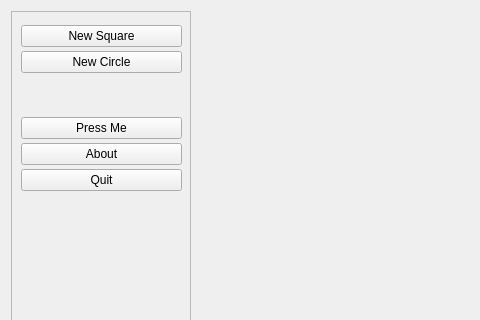
Above: MainWindow.ui from Fuuzetsu/cwk1-cm20219-2013 before the change; both pictures show x 0 to 480 and y 0 to 320 of the 794 by 848 pixel window. Below: the same form after it.
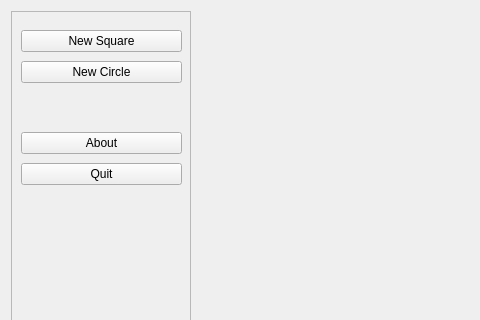
That is the form after the change. Custom widgets are drawn as their Qt base class.

Commit message: Get rid of the useless button + code cruft.

The edit to the form file:
```diff
--- a/MainWindow.ui
+++ b/MainWindow.ui
@@ -80,13 +80,6 @@
          </property>
         </spacer>
        </item>
-       <item>
-        <widget class="QPushButton" name="pressMePushButton">
-         <property name="text">
-          <string>Press Me</string>
-         </property>
-        </widget>
-       </item>
        <item>
         <widget class="QPushButton" name="aboutPushButton">
          <property name="text">
```
Left out of the diff: 18 changed lines with no effect on the pictures. The commit also changes 2 other files.
